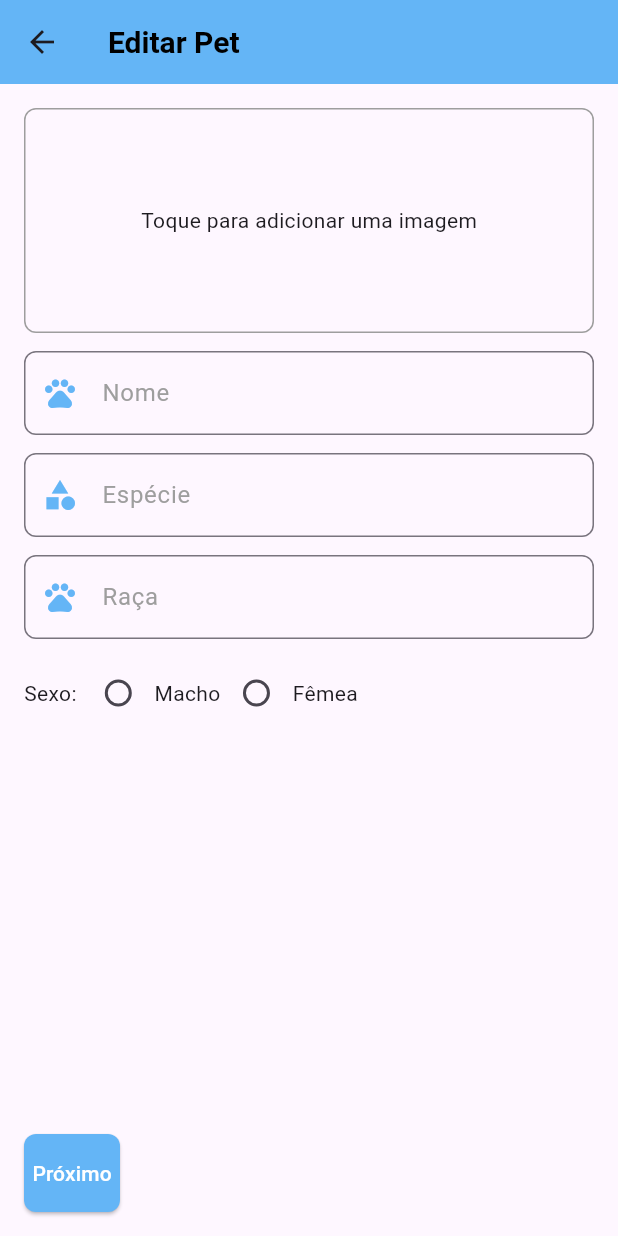
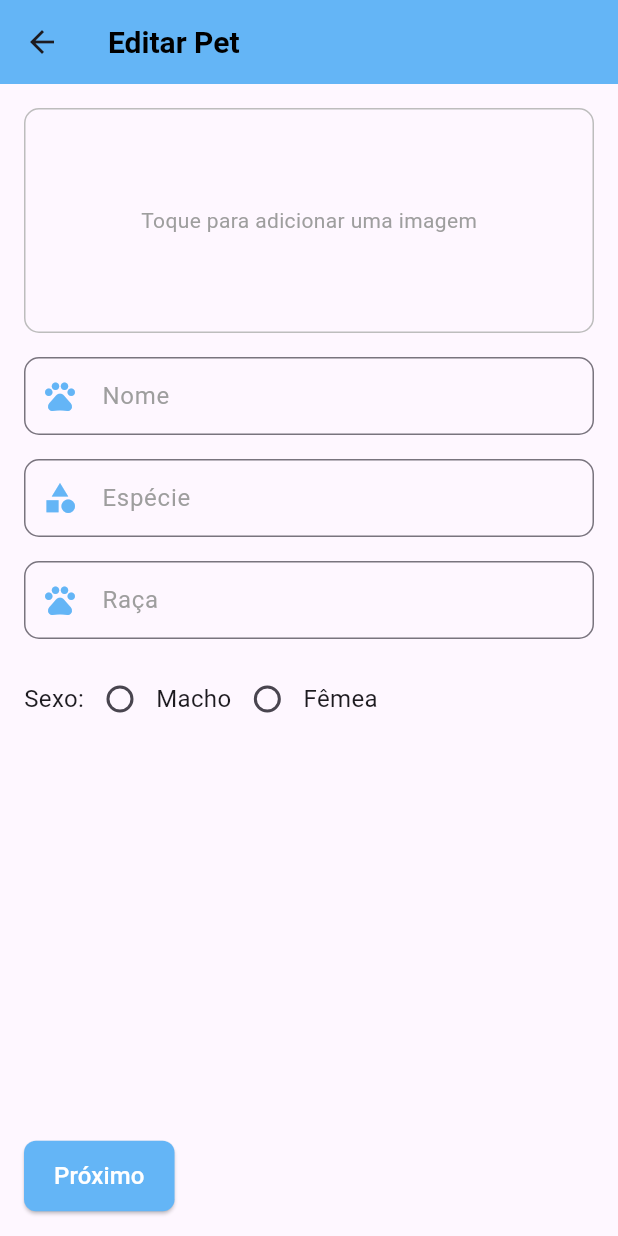
Before and after one commit to larafvitoriano/projeto-final-flutter, a Flutter app: the PetProfilePage screen opened directly with empty values, after a tap on the "edit" icon, on a phone screen of 412 x 824 dp. Run offline on Flutter 3.47's test engine with Material 3 defaults, Android fonts, the phone set to English and light mode, and no system bars; our stand-ins replace cloud_firestore, file_picker, firebase_auth, firebase_core, fl_chart, image_picker and 3 more; accounts and stored records are empty; generated files the repository leaves out were written again.

Commit message:
refac: estilizando pets screens

```diff
--- a/lib/screens/pet/pet_form.dart
+++ b/lib/screens/pet/pet_form.dart
@@ -126,7 +126,12 @@ class _PetFormState extends State<PetForm> {
                     _currentStep--;
                   });
                 },
-                child: const Text('Anterior'),
+                style: ElevatedButton.styleFrom(
+                  backgroundColor: Colors.grey[400],
+                  padding: const EdgeInsets.symmetric(horizontal: 20, vertical: 12),
+                  shape: RoundedRectangleBorder(borderRadius: BorderRadius.circular(8)),
+                ),
+                child: const Text('Anterior', style: TextStyle(fontSize: 16)),
               ),
             ElevatedButton(
               onPressed: () async {
@@ -137,7 +142,7 @@ class _PetFormState extends State<PetForm> {
                 } else {
                   if (_formKey.currentState!.validate()) {
                     setState(() {
-                      _isLoading = true; // Inicia o loading
+                      _isLoading = true;
                     });
 
                     showDialog(
@@ -157,8 +162,7 @@ class _PetFormState extends State<PetForm> {
                       breed: _breedController.text,
                       sex: _sex,
                       birthDate: _birthDateController.text,
-                      weight: _weightController.text.isNotEmpty ? double
-                          .tryParse(_weightController.text) : null,
+                      weight: _weightController.text.isNotEmpty ? double.tryParse(_weightController.text) : null,
                       allergy: _allergyController.text,
                       notes: _notesController.text,
                     );
@@ -167,14 +171,12 @@ class _PetFormState extends State<PetForm> {
                       if (widget.pet == null) {
                         await _petRepository.insertPet(pet);
                         ScaffoldMessenger.of(context).showSnackBar(
-                          const SnackBar(content: Text(
-                              'Pet cadastrado com sucesso!')),
+                          const SnackBar(content: Text('Pet cadastrado com sucesso!')),
                         );
                       } else {
                         await _petRepository.updatePet(pet);
                         ScaffoldMessenger.of(context).showSnackBar(
-                          const SnackBar(content: Text(
-                              'Pet atualizado com sucesso!')),
+                          const SnackBar(content: Text('Pet atualizado com sucesso!')),
                         );
                       }
                       Navigator.pop(context, pet);
@@ -187,6 +189,11 @@ class _PetFormState extends State<PetForm> {
                   }
                 }
               },
+              style: ElevatedButton.styleFrom(
+                backgroundColor: Colors.blue[300],
+                padding: const EdgeInsets.symmetric(horizontal: 20, vertical: 12),
+                shape: RoundedRectangleBorder(borderRadius: BorderRadius.circular(8)),
+              ),
               child: _isLoading
                   ? const SizedBox(
                 width: 20,
@@ -195,9 +202,8 @@ class _PetFormState extends State<PetForm> {
                   valueColor: AlwaysStoppedAnimation<Color>(Colors.white),
                 ),
               )
-        : Text(_currentStep < 1 ? 'Próximo' : (widget.isEditing ? 'Atualizar' : 'Cadastrar')),
+                  : Text(_currentStep < 1 ? 'Próximo' : (widget.isEditing ? 'Atualizar' : 'Cadastrar'), style: const TextStyle(fontSize: 16)),
             ),
-
           ],
         ),
       ),
@@ -221,25 +227,25 @@ class _PetFormState extends State<PetForm> {
         crossAxisAlignment: CrossAxisAlignment.stretch,
         children: <Widget>[
           _buildImageStep(),
-          const SizedBox(height: 12.0),
+          const SizedBox(height: 16.0),
           _buildTextFormField(
             controller: _nameController,
             labelText: 'Nome',
             icon: Icons.pets,
           ),
-          const SizedBox(height: 12.0),
+          const SizedBox(height: 16.0),
           _buildTextFormField(
             controller: _speciesController,
             labelText: 'Espécie',
             icon: Icons.category,
           ),
-          const SizedBox(height: 12.0),
+          const SizedBox(height: 16.0),
           _buildTextFormField(
             controller: _breedController,
             labelText: 'Raça',
             icon: Icons.pets,
           ),
-          const SizedBox(height: 12.0),
+          const SizedBox(height: 16.0),
           _buildSexRadioButtons(),
         ],
       ),
@@ -252,24 +258,24 @@ class _PetFormState extends State<PetForm> {
         crossAxisAlignment: CrossAxisAlignment.stretch,
         children: <Widget>[
           _buildDateFormField(
-        controller: _birthDateController, // Novo campo
+            controller: _birthDateController,
             labelText: 'Data de Nascimento',
             icon: Icons.calendar_today,
           ),
-          const SizedBox(height: 12.0),
+          const SizedBox(height: 16.0),
           _buildTextFormField(
             controller: _weightController,
-            labelText: 'Peso',
+            labelText: 'Peso (kg)',
             icon: Icons.balance,
             keyboardType: TextInputType.number,
           ),
-          const SizedBox(height: 12.0),
+          const SizedBox(height: 16.0),
           _buildTextFormField(
             controller: _allergyController,
             labelText: 'Alergia',
             icon: Icons.warning,
           ),
-          const SizedBox(height: 12.0),
+          const SizedBox(height: 16.0),
           _buildTextFormField(
             controller: _notesController,
             labelText: 'Observações',
@@ -292,15 +298,14 @@ class _PetFormState extends State<PetForm> {
       controller: controller,
       decoration: InputDecoration(
         labelText: labelText,
-        prefixIcon: Icon(icon),
-        border: OutlineInputBorder(
-          borderRadius: BorderRadius.circular(8.0),
-        ),
+        prefixIcon: Icon(icon, color: Colors.blue[300]),
+        border: OutlineInputBorder(borderRadius: BorderRadius.circular(10.0)),
+        contentPadding: const EdgeInsets.symmetric(horizontal: 16, vertical: 14),
       ),
       keyboardType: keyboardType,
       maxLines: maxLines ?? 1,
       validator: (value) {
-        if (value == null || value.isEmpty && labelText != 'Alergia' && labelText != 'Observações' && labelText != 'Peso') {
+        if (value == null || value.isEmpty && labelText != 'Alergia' && labelText != 'Observações' && labelText != 'Peso (kg)') {
           return 'Por favor, insira $labelText do pet';
         }
         return null;
@@ -319,15 +324,15 @@ class _PetFormState extends State<PetForm> {
               height: 150,
               width: double.infinity,
               decoration: BoxDecoration(
-                border: Border.all(color: Colors.grey),
-                borderRadius: BorderRadius.circular(8.0),
+                border: Border.all(color: Colors.grey[400]!),
+                borderRadius: BorderRadius.circular(10.0),
               ),
               child: _image != null
-                  ? Image.file(
-                _image!,
-                fit: BoxFit.cover,
+                  ? ClipRRect(
+                borderRadius: BorderRadius.circular(10.0),
+                child: Image.file(_image!, fit: BoxFit.cover),
               )
-                  : const Center(child: Text('Toque para adicionar uma imagem')),
+                  : const Center(child: Text('Toque para adicionar uma imagem', style: TextStyle(color: Colors.grey))),
             ),
           ),
         ],
@@ -338,7 +343,7 @@ class _PetFormState extends State<PetForm> {
   Widget _buildSexRadioButtons() {
     return Row(
       children: <Widget>[
-        const Text('Sexo: '),
+        const Text('Sexo:', style: TextStyle(fontSize: 16)),
         Radio<String>(
           value: 'Macho',
           groupValue: _sex,
@@ -348,7 +353,7 @@ class _PetFormState extends State<PetForm> {
             });
           },
         ),
-        const Text('Macho'),
+        const Text('Macho', style: TextStyle(fontSize: 16)),
         Radio<String>(
           value: 'Fêmea',
           groupValue: _sex,
@@ -358,7 +363,7 @@ class _PetFormState extends State<PetForm> {
             });
           },
         ),
-        const Text('Fêmea'),
+        const Text('Fêmea', style: TextStyle(fontSize: 16)),
       ],
     );
   }
@@ -372,8 +377,9 @@ class _PetFormState extends State<PetForm> {
       controller: controller,
       decoration: InputDecoration(
         labelText: labelText,
-        prefixIcon: Icon(icon),
-        border: OutlineInputBorder(borderRadius: BorderRadius.circular(8.0)),
+        prefixIcon: Icon(icon, color: Colors.blue[300]),
+        border: OutlineInputBorder(borderRadius: BorderRadius.circular(10.0)),
+        contentPadding: const EdgeInsets.symmetric(horizontal: 16, vertical: 14),
       ),
       readOnly: true,
       onTap: () => _selectDate(context, controller),
--- a/lib/screens/pet/pet_profile.dart
+++ b/lib/screens/pet/pet_profile.dart
@@ -2,6 +2,7 @@ import 'package:flutter/material.dart';
 import 'dart:io';
 import '../../database/models/pet.dart';
 import '.../../pet_form.dart';
+import 'package:intl/intl.dart';
 
 class PetProfilePage extends StatefulWidget {
   final Pet pet;
@@ -36,6 +37,9 @@ class _PetProfilePageState extends State<PetProfilePage>
         backgroundColor: Colors.blue[300],
         bottom: TabBar(
           controller: _tabController,
+          indicatorColor: Colors.black,
+          labelColor: Colors.black,
+          unselectedLabelColor: Colors.black,
           tabs: const [
             Tab(text: 'Informações'),
             Tab(text: 'Detalhes'),
@@ -54,8 +58,7 @@ class _PetProfilePageState extends State<PetProfilePage>
           Navigator.push(
             context,
             MaterialPageRoute(
-              builder: (context) =>
-                  PetForm(pet: widget.pet, isEditing: true),
+              builder: (context) => PetForm(pet: widget.pet, isEditing: true),
             ),
           );
         },
@@ -66,13 +69,14 @@ class _PetProfilePageState extends State<PetProfilePage>
   }
 
   Widget _buildInfoTab(Pet pet) {
-    return Padding(
+    return SingleChildScrollView(
       padding: const EdgeInsets.all(16.0),
       child: Column(
         crossAxisAlignment: CrossAxisAlignment.start,
         children: <Widget>[
-          CircleAvatar(
-            radius: 100,
+          Center(
+            child: CircleAvatar(
+              radius: 80,
               backgroundImage: pet.pictureFile.isNotEmpty
                   ? FileImage(File(pet.pictureFile))
                   : null,
@@ -81,45 +85,86 @@ class _PetProfilePageState extends State<PetProfilePage>
                   : Colors.grey[200],
               child: pet.pictureFile.isNotEmpty
                   ? null
-                : const Icon(Icons.pets, size: 80, color: Colors.grey),
+                  : const Icon(Icons.pets, size: 60, color: Colors.grey),
             ),
-          const SizedBox(height: 16),
-          _buildInfoRow('Nome', pet.name),
-          _buildInfoRow('Espécie', pet.species),
-          _buildInfoRow('Raça', pet.breed),
-          _buildInfoRow('Sexo', pet.sex),
-          _buildInfoRow('Data de Nascimento', pet.birthDate),
-          _buildInfoRow('Idade', '${pet.age}'),
+          ),
+          const SizedBox(height: 24),
+          Center(child: _buildInfoCard('Nome', pet.name)),
+          Center(child: _buildInfoCard('Espécie', pet.species)),
+          Center(child: _buildInfoCard('Raça', pet.breed)),
+          Center(child: _buildInfoCard('Sexo', pet.sex)),
+          Center(child: _buildInfoCard('Idade', _calculateAge(pet.birthDate))),
         ],
       ),
     );
   }
 
   Widget _buildDetailsTab(Pet pet) {
-    return Padding(
+    return SingleChildScrollView(
       padding: const EdgeInsets.all(16.0),
       child: Column(
         crossAxisAlignment: CrossAxisAlignment.start,
         children: <Widget>[
-          if (pet.weight != null) _buildInfoRow('Peso', '${pet.weight}'),
+          if (pet.weight != null) Center(child: _buildInfoCard('Peso', '${pet.weight} kg')), // Formatando o peso
           if (pet.allergy != null && pet.allergy!.isNotEmpty)
-            _buildInfoRow('Alergia', pet.allergy!),
+            Center(child: _buildInfoCard('Alergia', pet.allergy!)),
           if (pet.notes != null && pet.notes!.isNotEmpty)
-            _buildInfoRow('Observações', pet.notes!),
+            Center(child: _buildInfoCard('Observações', pet.notes!)),
+          Center(child: _buildInfoCard('Data de Nascimento', pet.birthDate)), // Movendo a data de nascimento para cá
         ],
       ),
     );
   }
 
-  Widget _buildInfoRow(String label, String value) {
-    return Padding(
-      padding: const EdgeInsets.symmetric(vertical: 8.0),
-      child: Row(
+  Widget _buildInfoCard(String label, String value) {
+    return SizedBox(
+      width: MediaQuery.of(context).size.width * 0.8,
+      child: Card(
+        elevation: 3,
+        margin: const EdgeInsets.symmetric(vertical: 8.0),
+        child: Padding(
+          padding: const EdgeInsets.all(16.0),
+          child: Column(
+            mainAxisAlignment: MainAxisAlignment.center, // Centraliza verticalmente
+            crossAxisAlignment: CrossAxisAlignment.center, // Centraliza horizontalmente
             children: <Widget>[
-          Text('$label: ', style: const TextStyle(fontWeight: FontWeight.bold)),
-          Text(value),
+              Text(
+                label,
+                style: const TextStyle(fontWeight: FontWeight.bold, fontSize: 16),
+                textAlign: TextAlign.center, // Centraliza o texto do título
+              ),
+              const SizedBox(height: 8),
+              Text(
+                value,
+                style: const TextStyle(fontSize: 16),
+                textAlign: TextAlign.center, // Centraliza o texto do valor
+              ),
             ],
+          ),
+        ),
       ),
     );
   }
+
+  String _calculateAge(String birthDate) {
+    if (birthDate.isEmpty) return 'Idade desconhecida';
+
+    DateTime birth = DateFormat('dd/MM/yyyy').parse(birthDate);
+    DateTime today = DateTime.now();
+
+    int years = today.year - birth.year;
+    int months = today.month - birth.month;
+    int days = today.day - birth.day;
+
+    if (months < 0 || (months == 0 && days < 0)) {
+      years--;
+      months += (days < 0 ? 11 : 12);
     }
+
+    if (years > 0) {
+      return '$years ano(s)';
+    } else {
+      return '$months mes(es)';
+    }
+  }
+}
```
Also changed, not shown: lib/screens/pet/meus_pets_page.dart (+19 -3 lines), lib/screens/pet/pet_actions.dart (+32 -28 lines). Lines whose indentation alone changed are shown as unchanged.
